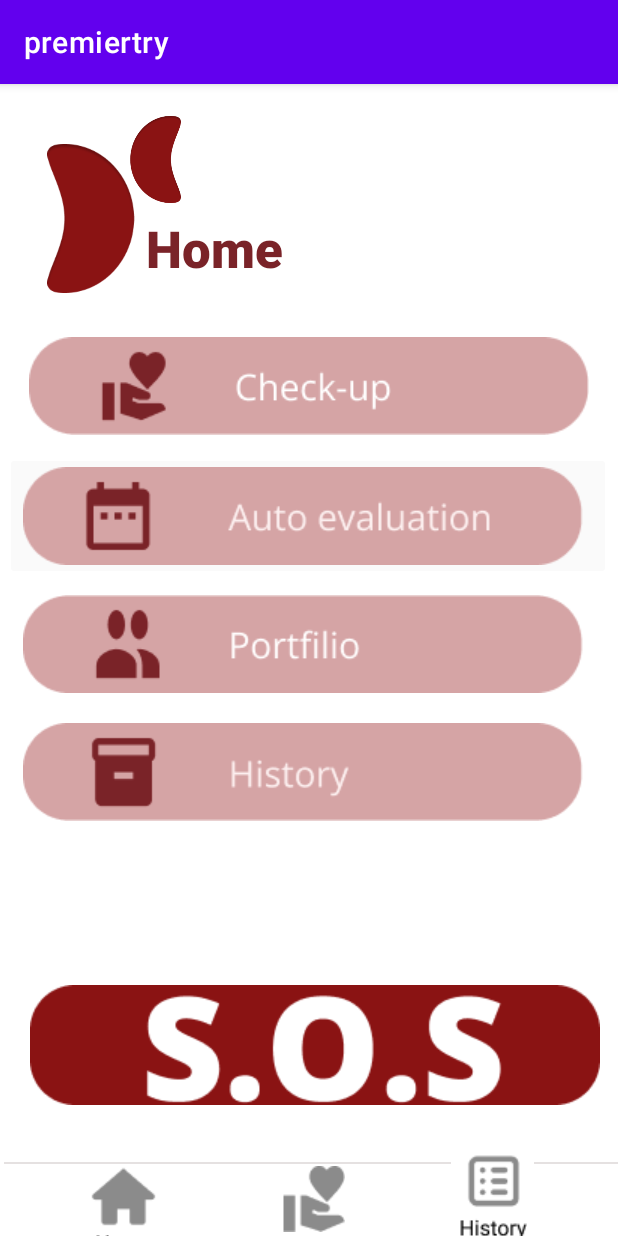
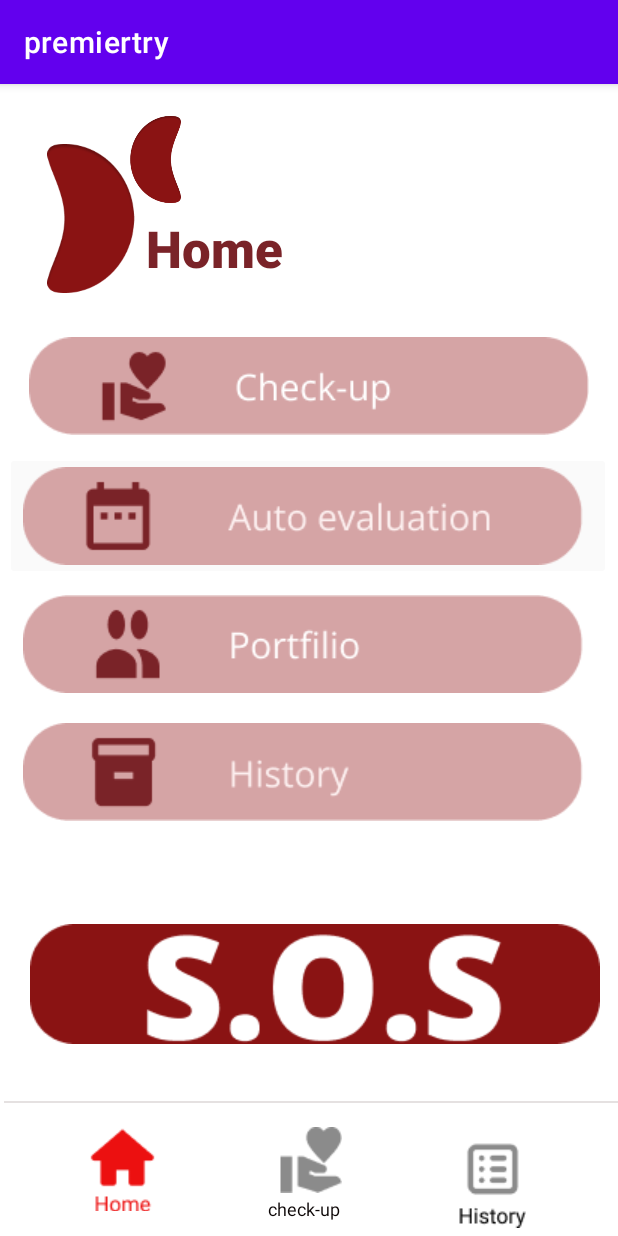
Before and after one commit to cycy27/PST, an Android app: the screen it shows after launch (MainActivity), on a phone screen of 412 x 824 dp. Run offline under Robolectric (Android 15) with nearby library versions, the phone set to English and light mode, and no system bars.

Commit message:
portfolio changed

```diff
--- a/app/src/main/res/layout/activity_main.xml
+++ b/app/src/main/res/layout/activity_main.xml
@@ -124,7 +124,7 @@
         app:layout_constraintHorizontal_bias="1.0"
         app:layout_constraintStart_toStartOf="parent"
         app:layout_constraintTop_toBottomOf="@+id/imageButton5"
-        app:layout_constraintVertical_bias="0.537"
+        app:layout_constraintVertical_bias="0.293"
         app:srcCompat="@drawable/sos" />
 
     <View
@@ -155,7 +155,8 @@
         app:layout_constraintTop_toTopOf="@+id/imageButton2"
         app:layout_constraintVertical_bias="0.0"
         app:srcCompat="@drawable/homeicon"
-        tools:ignore="DuplicateSpeakableTextCheck" />
+        tools:ignore="DuplicateSpeakableTextCheck"
+        app:tint="#EC1010" />
 
     <ImageButton
         android:id="@+id/imageButton2"
@@ -165,10 +166,10 @@
         android:contentDescription="@string/check_up"
         app:layout_constraintBottom_toBottomOf="parent"
         app:layout_constraintEnd_toEndOf="parent"
-        app:layout_constraintHorizontal_bias="0.507"
+        app:layout_constraintHorizontal_bias="0.501"
         app:layout_constraintStart_toStartOf="parent"
         app:layout_constraintTop_toTopOf="@+id/BarDesTaches"
-        app:layout_constraintVertical_bias="0.6"
+        app:layout_constraintVertical_bias="0.36"
         app:srcCompat="@drawable/checkicon" />
 
     <ImageButton
--- a/app/src/main/res/layout/activity_profil.xml
+++ b/app/src/main/res/layout/activity_profil.xml
@@ -268,7 +268,7 @@
             android:id="@+id/imageView20"
             android:layout_width="129dp"
             android:layout_height="80dp"
-            android:layout_marginStart="84dp"
+            android:layout_marginStart="48dp"
             android:layout_marginTop="20dp"
             android:src="@drawable/age_rec"
             app:layout_constraintStart_toEndOf="@+id/imageView19"
--- a/app/src/main/res/layout/activity_protfolio.xml
+++ b/app/src/main/res/layout/activity_protfolio.xml
@@ -146,7 +146,7 @@
         android:id="@+id/imageButton14"
         android:layout_width="wrap_content"
         android:layout_height="wrap_content"
-        android:layout_marginTop="124dp"
+        android:layout_marginTop="60dp"
         android:backgroundTint="#FBFAFA"
         android:contentDescription="@string/check_"
         app:layout_constraintEnd_toEndOf="parent"
```
Also changed, not shown: app/src/main/res/layout/activity_check_up.xml (+4 -3 lines), app/src/main/java/com/example/premiertry/MainActivity.java (line endings or trailing spaces).
